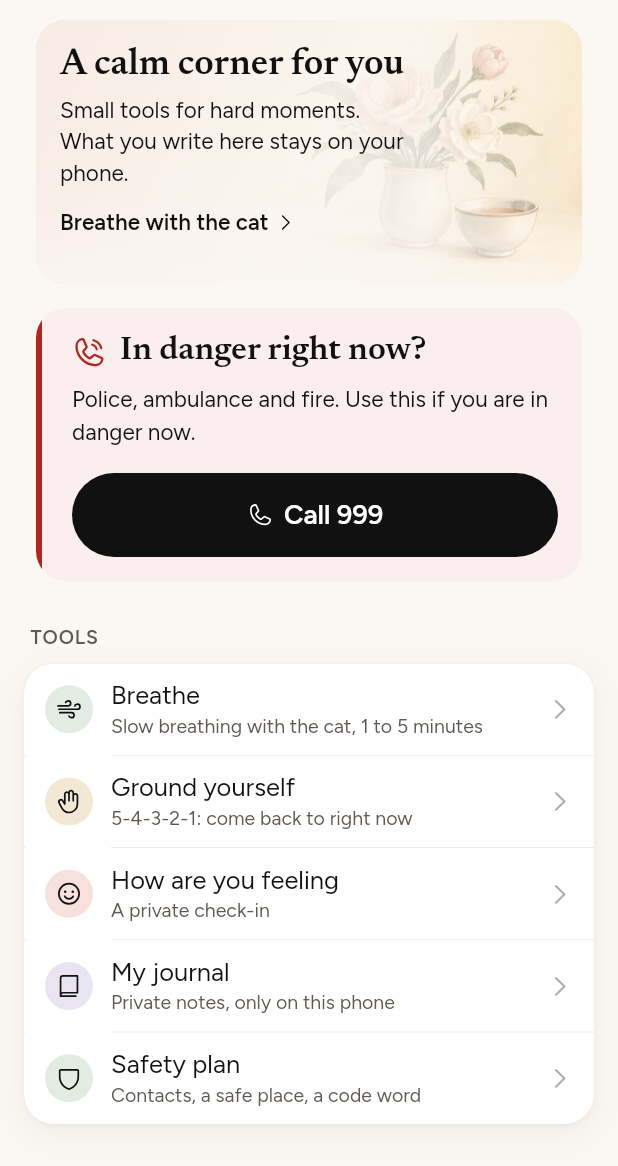
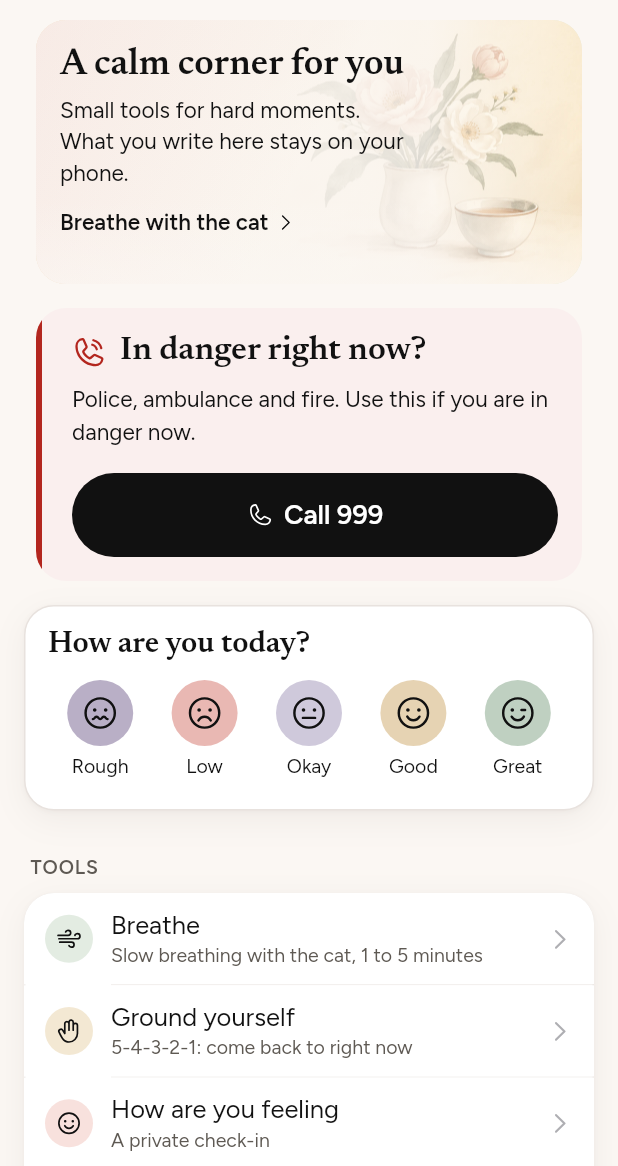
Before and after one commit to DineshVco/women-community-support, a Flutter app: the CareScreen screen opened directly, on a phone screen of 412 x 824 dp, the part 70-1236 px from its top. Run offline on Flutter 3.47's test engine with Material 3 defaults, Android fonts, the phone set to English and light mode, and no system bars; our stand-ins replace cloud_firestore, firebase_auth, firebase_core, flutter_secure_storage, google_fonts, google_sign_in and 3 more; missing offline and left inert: cryptography; accounts and stored records are empty; generated files the repository leaves out were written again; project files that could hold a hidden picture were left out.

Commit message:
Care: "How are you today?" check-in row
Five soft faces (Rough, Low, Okay, Good, Great, Phosphor smileys on the
mood colours) under the Call 999 card. A tap saves today's entry in the
existing encrypted mood log (same store as "How are you feeling", only
on this phone, keeps a note she already wrote), then shows one gentle
line and one next step: Breathe for rough or low, a 1-minute Ground
reset for okay, Journal for good or great. If she already answered,
her answer shows with a small "Change". No scores, streaks or charts.
Hidden on the web. Respects Reduce motion and dark mode.

Co-Authored-By: Claude Opus 5.5 <noreply@anthropic.com>

```diff
--- a/lib/core/theme/app_icons.dart
+++ b/lib/core/theme/app_icons.dart
@@ -85,6 +85,13 @@ class AppIcons {
   static const weather = PhosphorIconsRegular.cloudSun;
   static const heart = PhosphorIconsRegular.heart;
 
+  // Check-in faces, hardest to best
+  static const faceRough = PhosphorIconsRegular.smileyNervous;
+  static const faceLow = PhosphorIconsRegular.smileySad;
+  static const faceOkay = PhosphorIconsRegular.smileyMeh;
+  static const faceGood = PhosphorIconsRegular.smiley;
+  static const faceGreat = PhosphorIconsRegular.smileyWink;
+
   // Line-art avatars (picked from the alias)
   static const avatarFlower = PhosphorIconsRegular.flower;
   static const avatarLeaf = PhosphorIconsRegular.leaf;
--- a/lib/presentation/screens/care/care_screen.dart
+++ b/lib/presentation/screens/care/care_screen.dart
@@ -6,6 +6,7 @@ import '../../../core/theme/app_typography.dart';
 import '../../../data/encrypted_box.dart';
 import '../../../data/models/category.dart';
 import '../../widgets/app_lock_gate.dart';
+import '../../widgets/check_in_row.dart';
 import '../../widgets/content_width.dart';
 import '../../widgets/fade_slide_in.dart';
 import '../../widgets/hero_card.dart';
@@ -66,6 +67,18 @@ class CareScreen extends StatelessWidget {
     );
   }
 
+  /// The next step offered after a check-in.
+  void _openStep(BuildContext context, CheckInStep step) {
+    switch (step) {
+      case CheckInStep.breathe:
+        _push(context, const BreatheScreen());
+      case CheckInStep.ground:
+        _push(context, const GroundScreen());
+      case CheckInStep.journal:
+        openJournal(context);
+    }
+  }
+
   void _push(BuildContext context, Widget screen) {
     Navigator.of(context).push(MaterialPageRoute<void>(builder: (_) => screen));
   }
@@ -119,7 +132,17 @@ class CareScreen extends StatelessWidget {
 
                 // ───────── 1. In danger ─────────
                 const Padding(padding: side, child: EmergencyCard()),
-                const SizedBox(height: AppSpacing.xl),
+                const SizedBox(height: AppSpacing.lg),
+
+                // ───────── 2. How are you today? (private, not on web) ─────────
+                if (private)
+                  Padding(
+                    padding: const EdgeInsets.fromLTRB(16, 0, 16, 16),
+                    child: CheckInRow(
+                      onStep: (step) => _openStep(context, step),
+                    ),
+                  ),
+                const SizedBox(height: AppSpacing.sm),
 
                 // ───────── 2. Tools ─────────
                 GroupedSection(
--- /dev/null
+++ b/lib/presentation/widgets/check_in_row.dart
@@ -0,0 +1,364 @@
+import 'package:flutter/material.dart';
+import 'package:provider/provider.dart';
+
+import '../../core/theme/app_colors.dart';
+import '../../core/theme/app_icons.dart';
+import '../../core/theme/app_motion.dart';
+import '../../core/theme/app_spacing.dart';
+import '../../core/theme/app_typography.dart';
+import '../../core/utils/haptics.dart';
+import '../../data/encrypted_box.dart';
+import '../../data/mood.dart';
+import 'looma_card.dart';
+
+/// What the check-in row offers next, after she picks a face.
+enum CheckInStep { breathe, ground, journal }
+
+/// "How are you today?" on Care: five soft faces. A tap saves today's entry
+/// in the private mood log (the same encrypted store as "How are you
+/// feeling", only on this phone), then shows one gentle line and one next
+/// step. No scores, no streaks, no charts. Hidden on the web.
+class CheckInRow extends StatefulWidget {
+  const CheckInRow({super.key, this.store, this.today, required this.onStep});
+
+  /// Defaults to the app's [MoodStore]; the row hides if there is none.
+  final MoodStore? store;
+
+  /// For tests.
+  final DateTime? today;
+
+  /// Opens the next step she chose.
+  final ValueChanged<CheckInStep> onStep;
+
+  static const String title = 'How are you today?';
+
+  /// Left to right: hardest to best.
+  static const List<Mood> order = [
+    Mood.rough,
+    Mood.low,
+    Mood.okay,
+    Mood.good,
+    Mood.great,
+  ];
+
+  static IconData iconFor(Mood mood) => switch (mood) {
+    Mood.rough => AppIcons.faceRough,
+    Mood.low => AppIcons.faceLow,
+    Mood.okay => AppIcons.faceOkay,
+    Mood.good => AppIcons.faceGood,
+    Mood.great => AppIcons.faceGreat,
+  };
+
+  /// One gentle line, never a judgement.
+  static String replyFor(Mood mood) => switch (mood) {
+    Mood.rough => 'Thank you for telling me. You do not have to fix it now.',
+    Mood.low => 'That sounds heavy. Be gentle with yourself today.',
+    Mood.okay => 'Okay is allowed. A small pause might help.',
+    Mood.good => 'Good to hear. Notice what helped.',
+    Mood.great => 'Lovely. Hold on to that feeling.',
+  };
+
+  /// One next step: calming first when it is hard.
+  static (CheckInStep, String) stepFor(Mood mood) => switch (mood) {
+    Mood.rough ||
+    Mood.low => (CheckInStep.breathe, 'Breathe slowly with the cat'),
+    Mood.okay => (CheckInStep.ground, 'Try a 1-minute reset'),
+    Mood.good ||
+    Mood.great => (CheckInStep.journal, 'Write down what went well'),
+  };
+
+  @override
+  State<CheckInRow> createState() => _CheckInRowState();
+}
+
+class _CheckInRowState extends State<CheckInRow> {
+  MoodStore? _store;
+  MoodEntry? _todays;
+  bool _loading = true;
+  bool _changing = false;
+
+  DateTime get _day {
+    final t = widget.today ?? DateTime.now();
+    return DateTime(t.year, t.month, t.day);
+  }
+
+  @override
+  void didChangeDependencies() {
+    super.didChangeDependencies();
+    if (_store != null) return;
+    _store = widget.store ?? _maybeStore();
+    _load();
+  }
+
+  MoodStore? _maybeStore() {
+    try {
+      return context.read<MoodStore>();
+    } on ProviderNotFoundException {
+      return null;
+    }
+  }
+
+  Future<void> _load() async {
+    final store = _store;
+    if (store == null || !EncryptedBox.supported) return;
+    try {
+      final entries = await store.load();
+      if (!mounted) return;
+      setState(() {
+        _todays = entries[MoodEntry.keyFor(_day)];
+        _loading = false;
+      });
+    } catch (_) {
+      if (mounted) setState(() => _loading = false);
+    }
+  }
+
+  Future<void> _pick(Mood mood) async {
+    final store = _store;
+    if (store == null) return;
+    AppHaptics.selection();
+    // Keeps a note she already wrote today on the mood screen.
+    final entry = MoodEntry(day: _day, mood: mood, note: _todays?.note ?? '');
+    setState(() {
+      _todays = entry;
+      _changing = false;
+    });
+    try {
+      await store.save(entry);
+    } catch (_) {
+      if (!mounted) return;
+      ScaffoldMessenger.maybeOf(context)?.showSnackBar(
+        const SnackBar(content: Text('Could not save. Please try again.')),
+      );
+    }
+  }
+
+  @override
+  Widget build(BuildContext context) {
+    if (_store == null || !EncryptedBox.supported || _loading) {
+      return const SizedBox.shrink();
+    }
+    final palette = context.palette;
+    final answered = _todays != null && !_changing;
+
+    return LoomaCard(
+      padding: const EdgeInsets.fromLTRB(16, 14, 16, 16),
+      child: Column(
+        crossAxisAlignment: CrossAxisAlignment.start,
+        children: [
+          Row(
+            children: [
+              Expanded(
+                child: Semantics(
+                  header: true,
+                  child: Text(
+                    CheckInRow.title,
+                    style: AppTypography.heading(20, palette.text),
+                  ),
+                ),
+              ),
+              if (answered)
+                TextButton(
+                  onPressed: () => setState(() => _changing = true),
+                  style: TextButton.styleFrom(
+                    foregroundColor: palette.text,
+                    minimumSize: const Size(48, 44),
+                    padding: const EdgeInsets.symmetric(horizontal: 8),
+                  ),
+                  child: const Text(
+                    'Change',
+                    style: TextStyle(
+                      fontSize: 14,
+                      fontWeight: FontWeight.w600,
+                      decoration: TextDecoration.underline,
+                    ),
+                  ),
+                ),
+            ],
+          ),
+          const SizedBox(height: AppSpacing.sm),
+          AnimatedSwitcher(
+            duration: AppMotion.of(context, AppMotion.medium),
+            switchInCurve: AppMotion.enter,
+            switchOutCurve: AppMotion.exit,
+            child:
+                answered
+                    ? _Answer(
+                      key: ValueKey('answer-${_todays!.mood.name}'),
+                      mood: _todays!.mood,
+                      onStep: widget.onStep,
+                    )
+                    : _Faces(
+                      key: const ValueKey('faces'),
+                      selected: _todays?.mood,
+                      onPick: _pick,
+                    ),
+          ),
+        ],
+      ),
+    );
+  }
+}
+
+class _Faces extends StatelessWidget {
+  const _Faces({super.key, required this.selected, required this.onPick});
+
+  final Mood? selected;
+  final ValueChanged<Mood> onPick;
+
+  @override
+  Widget build(BuildContext context) {
+    return Row(
+      crossAxisAlignment: CrossAxisAlignment.start,
+      children: [
+        for (final mood in CheckInRow.order)
+          Expanded(
+            child: _Face(
+              mood: mood,
+              selected: mood == selected,
+              onTap: () => onPick(mood),
+            ),
+          ),
+      ],
+    );
+  }
+}
+
+class _Face extends StatelessWidget {
+  const _Face({
+    required this.mood,
+    required this.selected,
+    required this.onTap,
+  });
+
+  final Mood mood;
+  final bool selected;
+  final VoidCallback onTap;
+
+  @override
+  Widget build(BuildContext context) {
+    final palette = context.palette;
+    return Semantics(
+      button: true,
+      selected: selected,
+      label: mood.label,
+      excludeSemantics: true,
+      child: InkWell(
+        onTap: onTap,
+        borderRadius: BorderRadius.circular(16),
+        child: Padding(
+          padding: const EdgeInsets.symmetric(vertical: 4),
+          child: Column(
+            mainAxisSize: MainAxisSize.min,
+            children: [
+              _FaceCircle(mood: mood, selected: selected),
+              const SizedBox(height: 4),
+              FittedBox(
+                fit: BoxFit.scaleDown,
+                child: Text(
+                  mood.label,
+                  maxLines: 1,
+                  style: TextStyle(fontSize: 13, color: palette.text),
+                ),
+              ),
+            ],
+          ),
+        ),
+      ),
+    );
+  }
+}
+
+class _FaceCircle extends StatelessWidget {
+  const _FaceCircle({required this.mood, this.selected = false});
+
+  final Mood mood;
+  final bool selected;
+
+  @override
+  Widget build(BuildContext context) {
+    final palette = context.palette;
+    return Container(
+      width: 44,
+      height: 44,
+      decoration: BoxDecoration(
+        color: mood.dot,
+        shape: BoxShape.circle,
+        border: Border.all(
+          width: 2,
+          color: selected ? palette.text : Colors.transparent,
+        ),
+      ),
+      // Dark ink on the soft colour, in light and dark mode.
+      child: Icon(
+        CheckInRow.iconFor(mood),
+        size: 26,
+        color: const Color(0xFF111111),
+      ),
+    );
+  }
+}
+
+class _Answer extends StatelessWidget {
+  const _Answer({super.key, required this.mood, required this.onStep});
+
+  final Mood mood;
+  final ValueChanged<CheckInStep> onStep;
+
+  @override
+  Widget build(BuildContext context) {
+    final palette = context.palette;
+    final (step, label) = CheckInRow.stepFor(mood);
+    return Column(
+      crossAxisAlignment: CrossAxisAlignment.start,
+      children: [
+        Row(
+          children: [
+            _FaceCircle(mood: mood),
+            const SizedBox(width: AppSpacing.md),
+            Expanded(
+              child: Column(
+                crossAxisAlignment: CrossAxisAlignment.start,
+                children: [
+                  Text(
+                    'Today: ${mood.label}',
+                    style: TextStyle(
+                      fontSize: 15,
+                      fontWeight: FontWeight.w600,
+                      color: palette.text,
+                    ),
+                  ),
+                  const SizedBox(height: 2),
+                  Text(
+                    CheckInRow.replyFor(mood),
+                    style: TextStyle(
+                      fontSize: 14,
+                      height: 1.35,
+                      color: palette.textSecondary,
+                    ),
+                  ),
+                ],
+              ),
+            ),
+          ],
+        ),
+        const SizedBox(height: AppSpacing.sm),
+        // One next step, never a list of tasks.
+        TextButton.icon(
+          onPressed: () => onStep(step),
+          iconAlignment: IconAlignment.end,
+          style: TextButton.styleFrom(
+            foregroundColor: palette.text,
+            minimumSize: const Size(0, 44),
+            padding: EdgeInsets.zero,
+          ),
+          icon: const Icon(AppIcons.chevronRight, size: 16),
+          label: Text(
+            label,
+            style: const TextStyle(fontSize: 15, fontWeight: FontWeight.w600),
+          ),
+        ),
+      ],
+    );
+  }
+}
```
Also changed, not shown: 1 other file.
